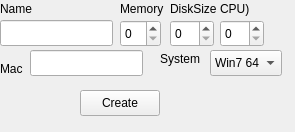
Old version of the form yun_manager_client/definedetail.ui in the repository jasonlinuxzhang/cloud_manager_client.
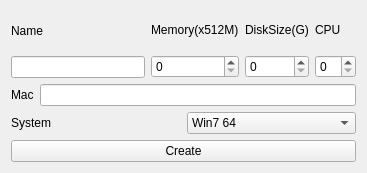
New version of the form.

```diff
--- a/yun_manager_client/definedetail.ui
+++ b/yun_manager_client/definedetail.ui
@@ -6,150 +6,99 @@
    <rect>
     <x>0</x>
     <y>0</y>
-    <width>295</width>
-    <height>132</height>
+    <width>367</width>
+    <height>173</height>
    </rect>
   </property>
   <property name="windowTitle">
    <string>Form</string>
   </property>
-  <widget class="QPushButton" name="pushButtonDefine">
-   <property name="geometry">
-    <rect>
-     <x>80</x>
-     <y>90</y>
-     <width>80</width>
-     <height>26</height>
-    </rect>
-   </property>
-   <property name="text">
-    <string>Create</string>
-   </property>
-  </widget>
+  <layout class="QVBoxLayout" name="verticalLayout_5">
+   <item>
+    <layout class="QHBoxLayout" name="horizontalLayout">
+     <item>
+      <layout class="QVBoxLayout" name="verticalLayout">
+       <item>
   <widget class="QLabel" name="label">
-   <property name="geometry">
-    <rect>
-     <x>0</x>
-     <y>0</y>
-     <width>54</width>
-     <height>18</height>
-    </rect>
-   </property>
    <property name="text">
     <string>Name</string>
    </property>
   </widget>
+       </item>
+       <item>
+        <widget class="QLineEdit" name="lineEditName"/>
+       </item>
+      </layout>
+     </item>
+     <item>
+      <layout class="QVBoxLayout" name="verticalLayout_2">
+       <item>
   <widget class="QLabel" name="label_2">
-   <property name="geometry">
-    <rect>
-     <x>120</x>
-     <y>0</y>
-     <width>54</width>
-     <height>18</height>
-    </rect>
-   </property>
    <property name="text">
-    <string>Memory</string>
-   </property>
-  </widget>
-  <widget class="QLabel" name="label_5">
-   <property name="geometry">
-    <rect>
-     <x>220</x>
-     <y>0</y>
-     <width>54</width>
-     <height>18</height>
-    </rect>
-   </property>
-   <property name="text">
-    <string>CPU)</string>
-   </property>
-  </widget>
+          <string>Memory(x512M)</string>
+         </property>
+        </widget>
+       </item>
+       <item>
+        <widget class="QSpinBox" name="spinBoxMemory"/>
+       </item>
+      </layout>
+     </item>
+     <item>
+      <layout class="QVBoxLayout" name="verticalLayout_3">
+       <item>
   <widget class="QLabel" name="label_6">
-   <property name="geometry">
-    <rect>
-     <x>170</x>
-     <y>0</y>
-     <width>54</width>
-     <height>18</height>
-    </rect>
-   </property>
    <property name="text">
-    <string>DiskSize</string>
-   </property>
-  </widget>
-  <widget class="QLineEdit" name="lineEditName">
-   <property name="geometry">
-    <rect>
-     <x>0</x>
-     <y>20</y>
-     <width>113</width>
-     <height>26</height>
-    </rect>
-   </property>
-  </widget>
-  <widget class="QSpinBox" name="spinBoxMemory">
-   <property name="geometry">
-    <rect>
-     <x>120</x>
-     <y>20</y>
-     <width>41</width>
-     <height>27</height>
-    </rect>
-   </property>
-  </widget>
-  <widget class="QSpinBox" name="spinBoxDisk">
-   <property name="geometry">
-    <rect>
-     <x>170</x>
-     <y>20</y>
-     <width>44</width>
-     <height>27</height>
-    </rect>
-   </property>
-  </widget>
-  <widget class="QSpinBox" name="spinBoxCpu">
-   <property name="geometry">
-    <rect>
-     <x>220</x>
-     <y>20</y>
-     <width>44</width>
-     <height>27</height>
-    </rect>
-   </property>
-  </widget>
+          <string>DiskSize(G)</string>
+         </property>
+        </widget>
+       </item>
+       <item>
+        <widget class="QSpinBox" name="spinBoxDisk"/>
+       </item>
+      </layout>
+     </item>
+     <item>
+      <layout class="QVBoxLayout" name="verticalLayout_4">
+       <item>
+        <widget class="QLabel" name="label_5">
+         <property name="text">
+          <string>CPU</string>
+         </property>
+        </widget>
+       </item>
+       <item>
+        <widget class="QSpinBox" name="spinBoxCpu"/>
+       </item>
+      </layout>
+     </item>
+    </layout>
+   </item>
+   <item>
+    <layout class="QHBoxLayout" name="horizontalLayout_2">
+     <item>
   <widget class="QLabel" name="label_3">
-   <property name="geometry">
-    <rect>
-     <x>0</x>
-     <y>60</y>
-     <width>31</width>
-     <height>18</height>
-    </rect>
-   </property>
    <property name="text">
     <string>Mac</string>
    </property>
   </widget>
-  <widget class="QLineEdit" name="lineEditMac">
-   <property name="geometry">
-    <rect>
-     <x>30</x>
-     <y>50</y>
-     <width>113</width>
-     <height>26</height>
-    </rect>
-   </property>
-  </widget>
+     </item>
+     <item>
+      <widget class="QLineEdit" name="lineEditMac"/>
+     </item>
+    </layout>
+   </item>
+   <item>
+    <layout class="QHBoxLayout" name="horizontalLayout_3">
+     <item>
+      <widget class="QLabel" name="label_4">
+       <property name="text">
+        <string>System</string>
+       </property>
+      </widget>
+     </item>
+     <item>
   <widget class="QComboBox" name="comboBoxSystem">
-   <property name="geometry">
-    <rect>
-     <x>210</x>
-     <y>50</y>
-     <width>72</width>
-     <height>26</height>
-    </rect>
-   </property>
    <item>
     <property name="text">
      <string>Win7 64</string>
@@ -166,19 +115,17 @@
     </property>
    </item>
   </widget>
-  <widget class="QLabel" name="label_4">
-   <property name="geometry">
-    <rect>
-     <x>160</x>
-     <y>50</y>
-     <width>41</width>
-     <height>18</height>
-    </rect>
-   </property>
+     </item>
+    </layout>
+   </item>
+   <item>
+    <widget class="QPushButton" name="pushButtonDefine">
    <property name="text">
-    <string>System</string>
-   </property>
-  </widget>
+      <string>Create</string>
+     </property>
+    </widget>
+   </item>
+  </layout>
  </widget>
  <resources/>
  <connections/>
```
Lines whose indentation alone changed are shown as unchanged.
